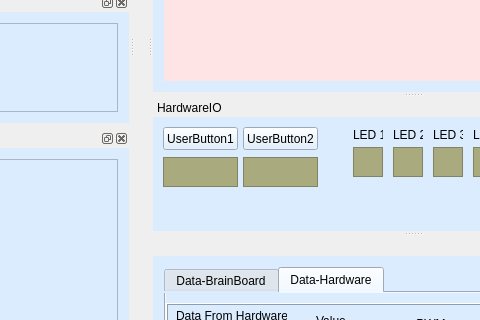
Qt form mainwindow.ui (bitschieber/ISFDesktopControl) before a commit; both pictures show x 351 to 831 and y 336 to 656 of the 1024 by 768 pixel window.
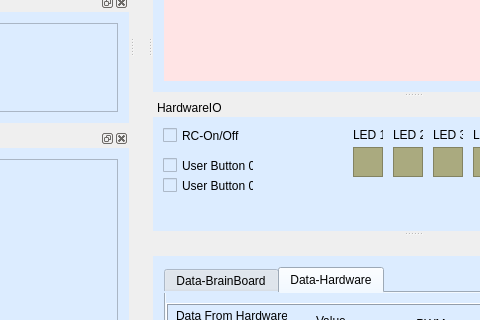
The same form after that commit. Custom widgets are drawn as their Qt base class.

Diff of the .ui file:
```diff
--- a/mainwindow.ui
+++ b/mainwindow.ui
@@ -286,32 +286,6 @@
     <number>2</number>
    </attribute>
    <widget class="QWidget" name="dockWidgetContents_12">
-    <widget class="QPushButton" name="pushButtonUserButton1">
-     <property name="geometry">
-      <rect>
-       <x>10</x>
-       <y>10</y>
-       <width>75</width>
-       <height>23</height>
-      </rect>
-     </property>
-     <property name="text">
-      <string>UserButton1</string>
-     </property>
-    </widget>
-    <widget class="QPushButton" name="pushButtonUserButton2">
-     <property name="geometry">
-      <rect>
-       <x>90</x>
-       <y>10</y>
-       <width>75</width>
-       <height>23</height>
-      </rect>
-     </property>
-     <property name="text">
-      <string>UserButton2</string>
-     </property>
-    </widget>
     <widget class="QLabel" name="label_9">
      <property name="geometry">
       <rect>
@@ -568,42 +542,43 @@
       <enum>QFrame::Raised</enum>
      </property>
     </widget>
-    <widget class="QFrame" name="frameUserButton1">
+    <widget class="QCheckBox" name="cbRCOnOff">
      <property name="geometry">
       <rect>
        <x>10</x>
-       <y>40</y>
-       <width>75</width>
-       <height>30</height>
+       <y>10</y>
+       <width>91</width>
+       <height>17</height>
       </rect>
      </property>
-     <property name="styleSheet">
-      <string notr="true">background-color: rgb(170, 170, 127);</string>
+     <property name="text">
+      <string>RC-On/Off</string>
      </property>
-     <property name="frameShape">
-      <enum>QFrame::StyledPanel</enum>
-     </property>
-     <property name="frameShadow">
-      <enum>QFrame::Raised</enum>
-     </property>
     </widget>
-    <widget class="QFrame" name="frameUserButton2">
+    <widget class="QCheckBox" name="cbUserButton01">
      <property name="geometry">
       <rect>
-       <x>90</x>
+       <x>10</x>
        <y>40</y>
-       <width>75</width>
-       <height>30</height>
+       <width>91</width>
+       <height>17</height>
       </rect>
      </property>
-     <property name="styleSheet">
-      <string notr="true">background-color: rgb(170, 170, 127);</string>
+     <property name="text">
+      <string>User Button 01</string>
      </property>
-     <property name="frameShape">
-      <enum>QFrame::StyledPanel</enum>
+    </widget>
+    <widget class="QCheckBox" name="cbUserButton02">
+     <property name="geometry">
+      <rect>
+       <x>10</x>
+       <y>60</y>
+       <width>91</width>
+       <height>17</height>
+      </rect>
      </property>
-     <property name="frameShadow">
-      <enum>QFrame::Raised</enum>
+     <property name="text">
+      <string>User Button 02</string>
      </property>
     </widget>
    </widget>
```
